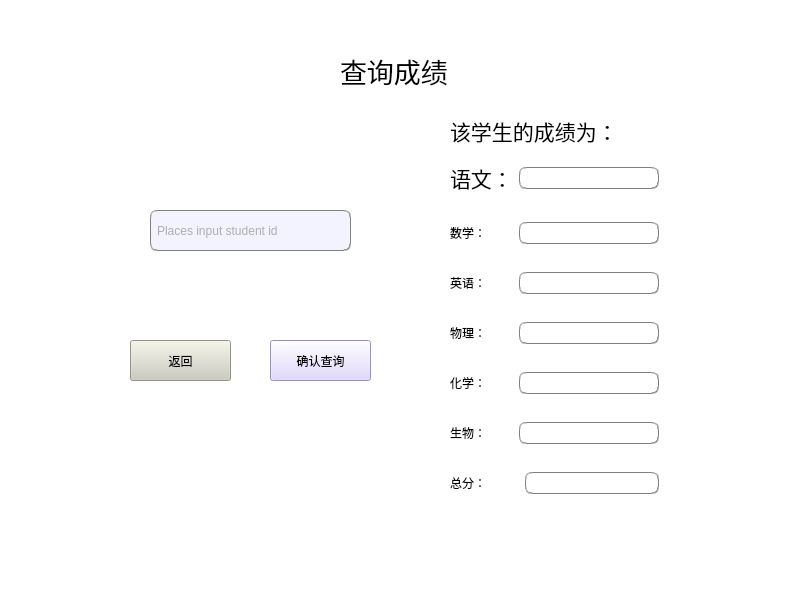
The window that CODE/check_score.ui (lensans/-) describes before a commit, drawn with Qt 5.
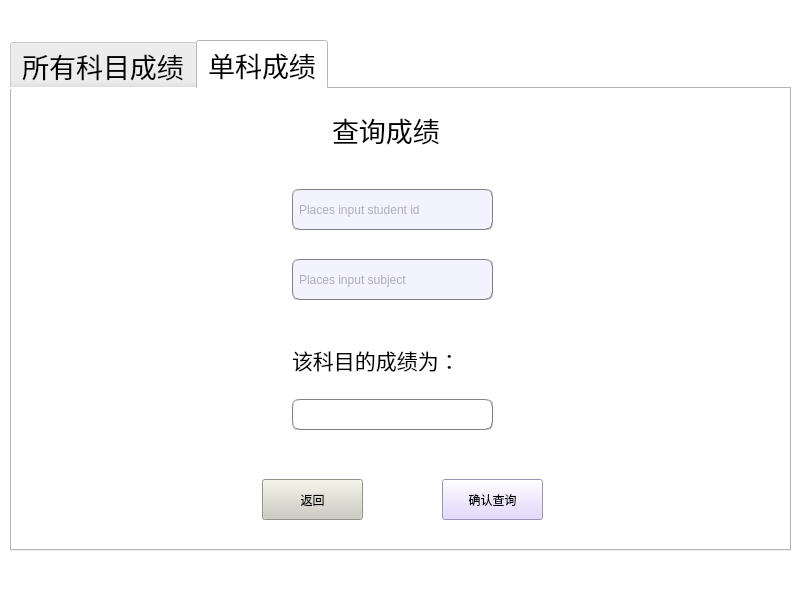
The same window after the commit. The open tabs and pages were chosen to show the change.

Patch:
```diff
--- a/CODE/check_score.ui
+++ b/CODE/check_score.ui
@@ -17,11 +17,58 @@
    <string notr="true">background-color: rgb(255, 255, 255);</string>
   </property>
   <widget class="QWidget" name="centralwidget">
-   <widget class="QLineEdit" name="check_student_id">
+   <widget class="QTabWidget" name="tabWidget">
     <property name="geometry">
      <rect>
-      <x>150</x>
-      <y>210</y>
+      <x>10</x>
+      <y>40</y>
+      <width>781</width>
+      <height>511</height>
+     </rect>
+    </property>
+    <property name="font">
+     <font>
+      <family>宋体</family>
+      <pointsize>20</pointsize>
+     </font>
+    </property>
+    <property name="currentIndex">
+     <number>0</number>
+    </property>
+    <property name="iconSize">
+     <size>
+      <width>30</width>
+      <height>30</height>
+     </size>
+    </property>
+    <widget class="QWidget" name="all_score_tab">
+     <attribute name="title">
+      <string>所有科目成绩</string>
+     </attribute>
+     <widget class="QLabel" name="check_all_title">
+      <property name="geometry">
+       <rect>
+        <x>320</x>
+        <y>10</y>
+        <width>141</width>
+        <height>61</height>
+       </rect>
+      </property>
+      <property name="font">
+       <font>
+        <family>宋体</family>
+        <pointsize>20</pointsize>
+       </font>
+      </property>
+      <property name="text">
+       <string>查询成绩</string>
+      </property>
+     </widget>
+     <widget class="QLineEdit" name="check_all_student_id">
+      <property name="geometry">
+       <rect>
+        <x>140</x>
+        <y>180</y>
       <width>201</width>
       <height>41</height>
      </rect>
@@ -43,8 +90,8 @@
    <widget class="QWidget" name="widget" native="true">
     <property name="geometry">
      <rect>
-      <x>450</x>
-      <y>140</y>
+        <x>420</x>
+        <y>110</y>
       <width>209</width>
       <height>381</height>
      </rect>
@@ -182,64 +229,11 @@
      </item>
     </layout>
    </widget>
-   <widget class="QPushButton" name="btn_check_confirm">
+     <widget class="QLabel" name="check_score_all_title">
     <property name="geometry">
      <rect>
-      <x>270</x>
-      <y>340</y>
-      <width>101</width>
-      <height>41</height>
-     </rect>
-    </property>
-    <property name="styleSheet">
-     <string notr="true">font: 16pt &quot;宋体&quot;;
-background-color: rgb(218, 205, 255);</string>
-    </property>
-    <property name="text">
-     <string>确认查询</string>
-    </property>
-   </widget>
-   <widget class="QPushButton" name="btn_check_return">
-    <property name="geometry">
-     <rect>
-      <x>130</x>
-      <y>340</y>
-      <width>101</width>
-      <height>41</height>
-     </rect>
-    </property>
-    <property name="styleSheet">
-     <string notr="true">font: 16pt &quot;宋体&quot;;
-background-color: rgb(204, 204, 191);</string>
-    </property>
-    <property name="text">
-     <string>返回</string>
-    </property>
-   </widget>
-   <widget class="QLabel" name="check_title">
-    <property name="geometry">
-     <rect>
-      <x>340</x>
-      <y>40</y>
-      <width>141</width>
-      <height>61</height>
-     </rect>
-    </property>
-    <property name="font">
-     <font>
-      <family>宋体</family>
-      <pointsize>20</pointsize>
-     </font>
-    </property>
-    <property name="text">
-     <string>查询成绩</string>
-    </property>
-   </widget>
-   <widget class="QLabel" name="check_score_title">
-    <property name="geometry">
-     <rect>
-      <x>450</x>
-      <y>110</y>
+        <x>430</x>
+        <y>80</y>
       <width>181</width>
       <height>41</height>
      </rect>
@@ -254,6 +248,176 @@
      <string>该学生的成绩为：</string>
     </property>
    </widget>
+     <widget class="QPushButton" name="btn_check_all_return">
+      <property name="geometry">
+       <rect>
+        <x>110</x>
+        <y>350</y>
+        <width>101</width>
+        <height>41</height>
+       </rect>
+      </property>
+      <property name="styleSheet">
+       <string notr="true">font: 16pt &quot;宋体&quot;;
+background-color: rgb(204, 204, 191);</string>
+      </property>
+      <property name="text">
+       <string>返回</string>
+      </property>
+     </widget>
+     <widget class="QPushButton" name="btn_check_all_confirm">
+      <property name="geometry">
+       <rect>
+        <x>260</x>
+        <y>350</y>
+        <width>101</width>
+        <height>41</height>
+       </rect>
+      </property>
+      <property name="styleSheet">
+       <string notr="true">font: 16pt &quot;宋体&quot;;
+background-color: rgb(218, 205, 255);</string>
+      </property>
+      <property name="text">
+       <string>确认查询</string>
+      </property>
+     </widget>
+    </widget>
+    <widget class="QWidget" name="single_score_tab">
+     <attribute name="title">
+      <string>单科成绩</string>
+     </attribute>
+     <widget class="QLabel" name="check_single_title">
+      <property name="geometry">
+       <rect>
+        <x>320</x>
+        <y>10</y>
+        <width>141</width>
+        <height>61</height>
+       </rect>
+      </property>
+      <property name="font">
+       <font>
+        <family>宋体</family>
+        <pointsize>20</pointsize>
+       </font>
+      </property>
+      <property name="text">
+       <string>查询成绩</string>
+      </property>
+     </widget>
+     <widget class="QLineEdit" name="check_single_student_id">
+      <property name="geometry">
+       <rect>
+        <x>280</x>
+        <y>100</y>
+        <width>201</width>
+        <height>41</height>
+       </rect>
+      </property>
+      <property name="styleSheet">
+       <string notr="true">background-color: rgb(243, 243, 255);
+border:1px groove gray;border-radius:
+7px;padding:2px 4px;
+font: 10pt &quot;宋体&quot;;
+color: rgb(103, 103, 103);</string>
+      </property>
+      <property name="text">
+       <string/>
+      </property>
+      <property name="placeholderText">
+       <string>Places input student id</string>
+      </property>
+     </widget>
+     <widget class="QPushButton" name="btn_check_single_return">
+      <property name="geometry">
+       <rect>
+        <x>250</x>
+        <y>390</y>
+        <width>101</width>
+        <height>41</height>
+       </rect>
+      </property>
+      <property name="styleSheet">
+       <string notr="true">font: 16pt &quot;宋体&quot;;
+background-color: rgb(204, 204, 191);</string>
+      </property>
+      <property name="text">
+       <string>返回</string>
+      </property>
+     </widget>
+     <widget class="QPushButton" name="btn_check_single_confirm">
+      <property name="geometry">
+       <rect>
+        <x>430</x>
+        <y>390</y>
+        <width>101</width>
+        <height>41</height>
+       </rect>
+      </property>
+      <property name="styleSheet">
+       <string notr="true">font: 16pt &quot;宋体&quot;;
+background-color: rgb(218, 205, 255);</string>
+      </property>
+      <property name="text">
+       <string>确认查询</string>
+      </property>
+     </widget>
+     <widget class="QLineEdit" name="check_subject">
+      <property name="geometry">
+       <rect>
+        <x>280</x>
+        <y>170</y>
+        <width>201</width>
+        <height>41</height>
+       </rect>
+      </property>
+      <property name="styleSheet">
+       <string notr="true">background-color: rgb(243, 243, 255);
+border:1px groove gray;border-radius:
+7px;padding:2px 4px;
+font: 10pt &quot;宋体&quot;;
+color: rgb(103, 103, 103);</string>
+      </property>
+      <property name="placeholderText">
+       <string>Places input subject</string>
+      </property>
+     </widget>
+     <widget class="QLineEdit" name="check_subject_score">
+      <property name="geometry">
+       <rect>
+        <x>280</x>
+        <y>310</y>
+        <width>201</width>
+        <height>31</height>
+       </rect>
+      </property>
+      <property name="styleSheet">
+       <string notr="true">border:1px groove gray;border-radius:
+7px;padding:2px 4px;</string>
+      </property>
+     </widget>
+     <widget class="QLabel" name="check_score_single_title">
+      <property name="geometry">
+       <rect>
+        <x>280</x>
+        <y>250</y>
+        <width>181</width>
+        <height>41</height>
+       </rect>
+      </property>
+      <property name="font">
+       <font>
+        <family>宋体</family>
+        <pointsize>16</pointsize>
+       </font>
+      </property>
+      <property name="text">
+       <string>该科目的成绩为：</string>
+      </property>
+     </widget>
+    </widget>
+   </widget>
   </widget>
   <widget class="QMenuBar" name="menubar">
    <property name="geometry">
```
Left out of the diff: 2 changed lines with no effect on the pictures. Lines whose indentation alone changed are shown as unchanged.
